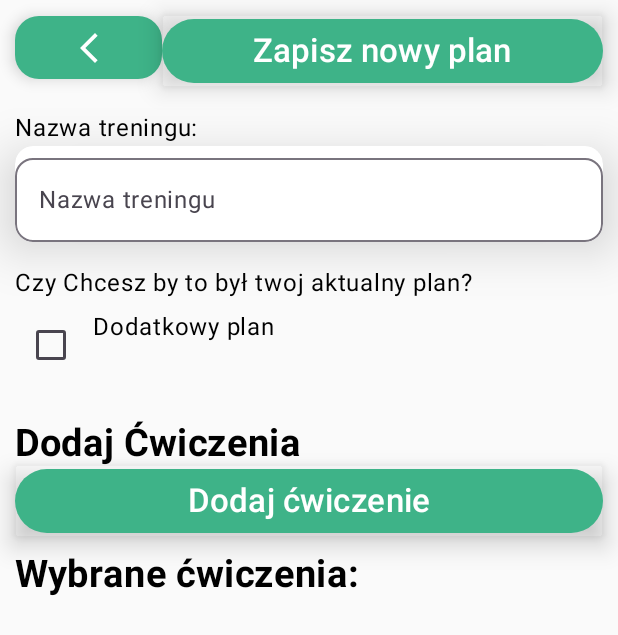
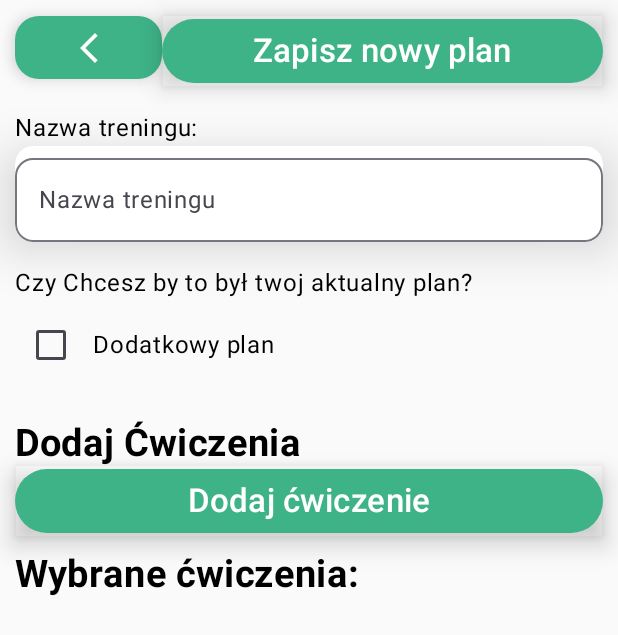
Before and after one commit to Erneo97/zdrowie_app_inzynierka, an Android app built with Jetpack Compose: the NewTreningPlanScreen screen opened through its navigation route, on a phone screen of 412 x 824 dp. Shown: the top 635 px of the screen. Run offline under Robolectric (Android 15) with nearby library versions, the phone set to English and light mode, and no system bars.

Commit message:
Wyśrodkowanie check box i statusu planu treningowego (nowego)

```diff
--- a/BalansApp/app/src/main/java/com/example/firstcomposeap/ui/screens/NewTreningPlanScreen.kt
+++ b/BalansApp/app/src/main/java/com/example/firstcomposeap/ui/screens/NewTreningPlanScreen.kt
@@ -17,6 +17,7 @@ import androidx.compose.runtime.getValue
 import androidx.compose.runtime.mutableStateOf
 import androidx.compose.runtime.remember
 import androidx.compose.runtime.setValue
+import androidx.compose.ui.Alignment
 import androidx.compose.ui.Modifier
 import androidx.compose.ui.text.font.FontWeight
 import androidx.compose.ui.unit.dp
@@ -58,7 +59,9 @@ fun NewTreningPlanScreen(treningViewModel: TreningViewModel, onCLose : () -> Uni
 
             Text("Czy Chcesz by to był twoj aktualny plan?")
             Spacer(Modifier.height(5.dp))
-            Row(Modifier.fillMaxWidth( ) ) {
+            Row(Modifier.fillMaxWidth( ),
+                verticalAlignment = Alignment.CenterVertically
+            ) {
                 Checkbox(
                     checked = czyAktualny,
                     onCheckedChange = {czyAktualny = it},
```
